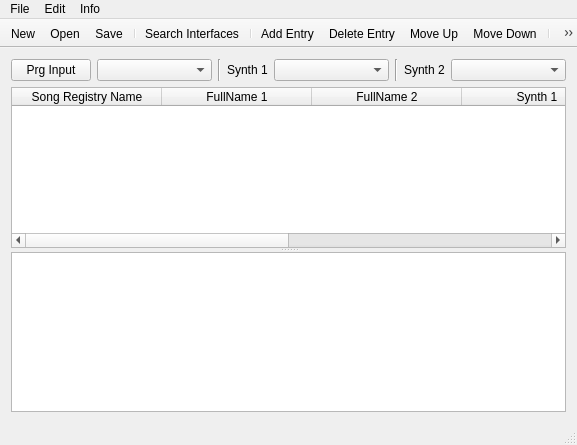
The window that SysexLive/MainWindow.ui (masc4ii/SysexLive) describes before a commit, drawn with Qt 5.
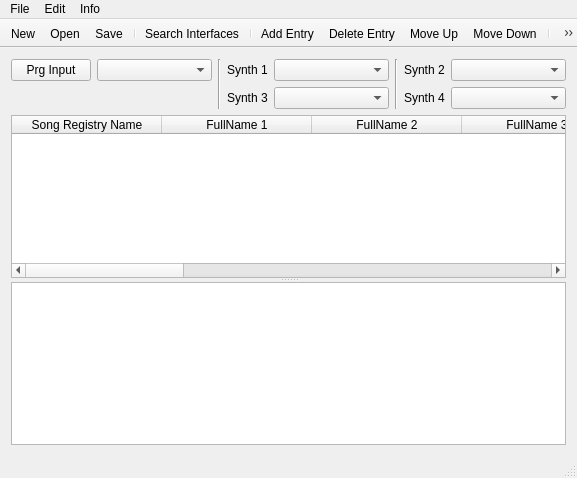
The same window after the commit. Icons and pictures are not drawn.

Commit message: Select between 2 or 4 synths

Patch:
```diff
--- a/SysexLive/MainWindow.ui
+++ b/SysexLive/MainWindow.ui
@@ -7,7 +7,7 @@
     <x>0</x>
     <y>0</y>
     <width>577</width>
-    <height>445</height>
+    <height>478</height>
    </rect>
   </property>
   <property name="windowTitle">
@@ -48,14 +48,14 @@
       </property>
      </widget>
     </item>
-    <item row="0" column="2">
+    <item row="0" column="2" rowspan="2">
      <widget class="Line" name="line">
       <property name="orientation">
        <enum>Qt::Vertical</enum>
       </property>
      </widget>
     </item>
-    <item row="0" column="3">
+    <item row="0" column="3" colspan="2">
      <widget class="QLabel" name="labelSynth1">
       <property name="sizePolicy">
        <sizepolicy hsizetype="Fixed" vsizetype="Preferred">
@@ -68,24 +68,24 @@
       </property>
      </widget>
     </item>
-    <item row="0" column="4">
-     <widget class="QComboBox" name="comboBoxSynth1">
-      <property name="sizePolicy">
-       <sizepolicy hsizetype="Expanding" vsizetype="Fixed">
-        <horstretch>0</horstretch>
-        <verstretch>0</verstretch>
-       </sizepolicy>
-      </property>
-     </widget>
-    </item>
     <item row="0" column="5">
+     <widget class="QComboBox" name="comboBoxSynth1">
+      <property name="sizePolicy">
+       <sizepolicy hsizetype="Expanding" vsizetype="Fixed">
+        <horstretch>0</horstretch>
+        <verstretch>0</verstretch>
+       </sizepolicy>
+      </property>
+     </widget>
+    </item>
+    <item row="0" column="6" rowspan="2">
      <widget class="Line" name="line_2">
       <property name="orientation">
        <enum>Qt::Vertical</enum>
       </property>
      </widget>
     </item>
-    <item row="0" column="6">
+    <item row="0" column="7" colspan="2">
      <widget class="QLabel" name="labelSynth2">
       <property name="sizePolicy">
        <sizepolicy hsizetype="Fixed" vsizetype="Preferred">
@@ -98,7 +98,7 @@
       </property>
      </widget>
     </item>
-    <item row="0" column="7">
+    <item row="0" column="9">
      <widget class="QComboBox" name="comboBoxSynth2">
       <property name="sizePolicy">
        <sizepolicy hsizetype="Expanding" vsizetype="Fixed">
@@ -108,7 +108,27 @@
       </property>
      </widget>
     </item>
-    <item row="1" column="0" colspan="8">
+    <item row="1" column="5">
+     <widget class="QComboBox" name="comboBoxSynth3">
+      <property name="sizePolicy">
+       <sizepolicy hsizetype="Expanding" vsizetype="Fixed">
+        <horstretch>0</horstretch>
+        <verstretch>0</verstretch>
+       </sizepolicy>
+      </property>
+     </widget>
+    </item>
+    <item row="1" column="9">
+     <widget class="QComboBox" name="comboBoxSynth4">
+      <property name="sizePolicy">
+       <sizepolicy hsizetype="Expanding" vsizetype="Fixed">
+        <horstretch>0</horstretch>
+        <verstretch>0</verstretch>
+       </sizepolicy>
+      </property>
+     </widget>
+    </item>
+    <item row="2" column="0" colspan="10">
      <widget class="QSplitter" name="splitter">
       <property name="orientation">
        <enum>Qt::Vertical</enum>
@@ -138,6 +158,16 @@
          <string>FullName 2</string>
         </property>
        </column>
+       <column>
+        <property name="text">
+         <string>FullName 3</string>
+        </property>
+       </column>
+       <column>
+        <property name="text">
+         <string>FullName 4</string>
+        </property>
+       </column>
        <column>
         <property name="text">
          <string>Synth 1</string>
@@ -148,6 +178,16 @@
          <string>Synth 2</string>
         </property>
        </column>
+       <column>
+        <property name="text">
+         <string>Synth 3</string>
+        </property>
+       </column>
+       <column>
+        <property name="text">
+         <string>Synth 4</string>
+        </property>
+       </column>
        <column>
         <property name="text">
          <string>Info</string>
@@ -157,6 +197,32 @@
       <widget class="QPlainTextEdit" name="plainTextEdit"/>
      </widget>
     </item>
+    <item row="1" column="3" colspan="2">
+     <widget class="QLabel" name="labelSynth3">
+      <property name="sizePolicy">
+       <sizepolicy hsizetype="Fixed" vsizetype="Preferred">
+        <horstretch>0</horstretch>
+        <verstretch>0</verstretch>
+       </sizepolicy>
+      </property>
+      <property name="text">
+       <string>Synth 3</string>
+      </property>
+     </widget>
+    </item>
+    <item row="1" column="7" colspan="2">
+     <widget class="QLabel" name="labelSynth4">
+      <property name="sizePolicy">
+       <sizepolicy hsizetype="Fixed" vsizetype="Preferred">
+        <horstretch>0</horstretch>
+        <verstretch>0</verstretch>
+       </sizepolicy>
+      </property>
+      <property name="text">
+       <string>Synth 4</string>
+      </property>
+     </widget>
+    </item>
    </layout>
   </widget>
   <widget class="QMenuBar" name="menuBar">
@@ -190,6 +256,9 @@
     <addaction name="separator"/>
     <addaction name="actionSearchInterfaces"/>
     <addaction name="separator"/>
+    <addaction name="action2Synths"/>
+    <addaction name="action4Synths"/>
+    <addaction name="separator"/>
     <addaction name="actionSendPatches"/>
     <addaction name="separator"/>
     <addaction name="actionZoomTextPlus"/>
@@ -369,6 +438,22 @@
     <string>Ctrl+-</string>
    </property>
   </action>
+  <action name="action2Synths">
+   <property name="checkable">
+    <bool>true</bool>
+   </property>
+   <property name="text">
+    <string>2 Synths</string>
+   </property>
+  </action>
+  <action name="action4Synths">
+   <property name="checkable">
+    <bool>true</bool>
+   </property>
+   <property name="text">
+    <string>4 Synths</string>
+   </property>
+  </action>
  </widget>
  <layoutdefault spacing="6" margin="11"/>
  <resources>
```
The commit also changes 2 other files.
